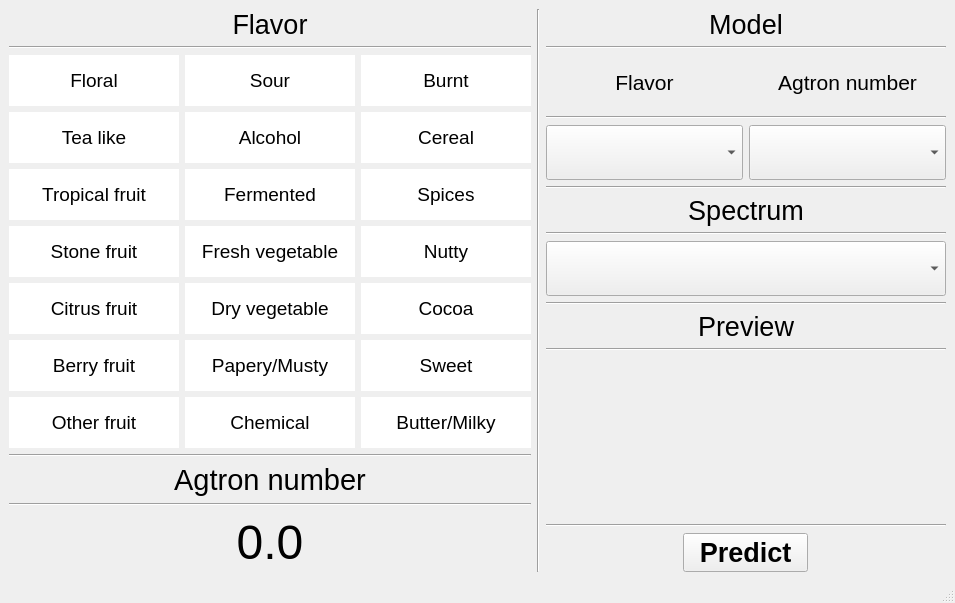
The window that app/mainwindow.ui (ASiCo1116/NiceCoffee) describes before a commit, drawn with Qt 5.
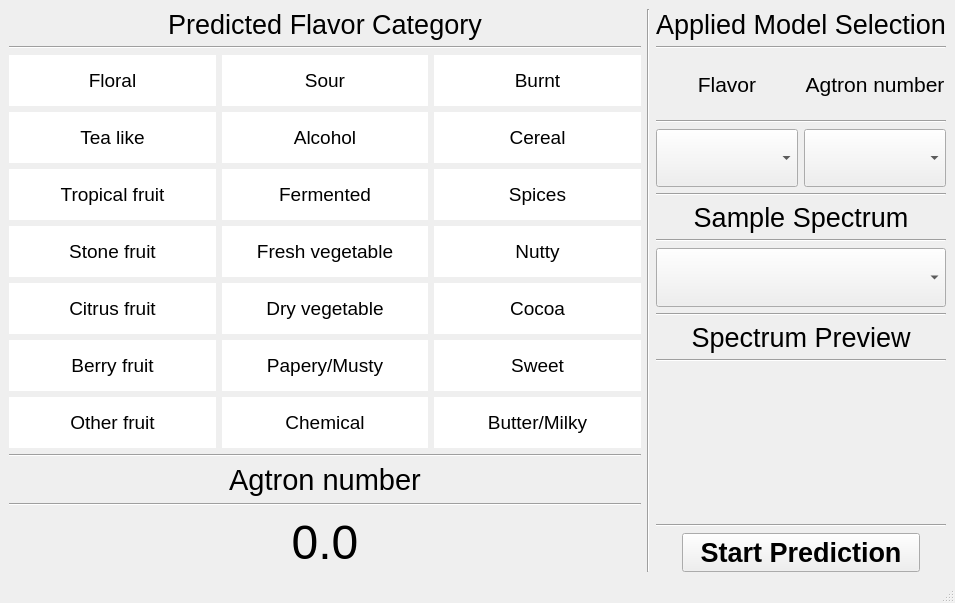
The same window after the commit. Icons and pictures are not drawn. Custom widgets are drawn as their Qt base class.

Patch:
```diff
--- a/app/mainwindow.ui
+++ b/app/mainwindow.ui
@@ -32,7 +32,7 @@
          </font>
         </property>
         <property name="text">
-         <string>Flavor</string>
+         <string>Predicted Flavor Category</string>
         </property>
         <property name="alignment">
          <set>Qt::AlignCenter</set>
@@ -593,14 +593,14 @@
       <item>
        <widget class="QLabel" name="label_model">
         <property name="sizePolicy">
-         <sizepolicy hsizetype="Minimum" vsizetype="Fixed">
+         <sizepolicy hsizetype="Preferred" vsizetype="Fixed">
           <horstretch>0</horstretch>
           <verstretch>0</verstretch>
          </sizepolicy>
         </property>
         <property name="maximumSize">
          <size>
-          <width>400</width>
+          <width>16777215</width>
           <height>16777215</height>
          </size>
         </property>
@@ -611,7 +611,7 @@
          </font>
         </property>
         <property name="text">
-         <string>Model</string>
+         <string>Applied Model Selection</string>
         </property>
         <property name="alignment">
          <set>Qt::AlignCenter</set>
@@ -757,7 +757,7 @@
         </property>
         <property name="maximumSize">
          <size>
-          <width>400</width>
+          <width>16666666</width>
           <height>16777215</height>
          </size>
         </property>
@@ -768,7 +768,7 @@
          </font>
         </property>
         <property name="text">
-         <string>Spectrum</string>
+         <string>Sample Spectrum</string>
         </property>
         <property name="alignment">
          <set>Qt::AlignCenter</set>
@@ -792,7 +792,7 @@
         </property>
         <property name="maximumSize">
          <size>
-          <width>400</width>
+          <width>16777215</width>
           <height>16777215</height>
          </size>
         </property>
@@ -833,7 +833,7 @@
         </property>
         <property name="maximumSize">
          <size>
-          <width>400</width>
+          <width>16666666</width>
           <height>16777215</height>
          </size>
         </property>
@@ -844,7 +844,7 @@
          </font>
         </property>
         <property name="text">
-         <string>Preview</string>
+         <string>Spectrum Preview</string>
         </property>
         <property name="alignment">
          <set>Qt::AlignCenter</set>
@@ -868,14 +868,14 @@
         </property>
         <property name="minimumSize">
          <size>
-          <width>400</width>
-          <height>161</height>
+          <width>0</width>
+          <height>150</height>
          </size>
         </property>
         <property name="maximumSize">
          <size>
-          <width>400</width>
-          <height>161</height>
+          <width>16777215</width>
+          <height>150</height>
          </size>
         </property>
         <property name="font">
@@ -909,7 +909,7 @@
          <widget class="QPushButton" name="pushButton_predict">
           <property name="maximumSize">
            <size>
-            <width>125</width>
+            <width>238</width>
             <height>16777215</height>
            </size>
           </property>
@@ -931,7 +931,7 @@
            <string>Predict flavor and Agtron number</string>
           </property>
           <property name="text">
-           <string>Predict</string>
+           <string>Start Prediction</string>
           </property>
          </widget>
         </item>
```
Left out of the diff: 16 changed lines with no effect on the pictures.
